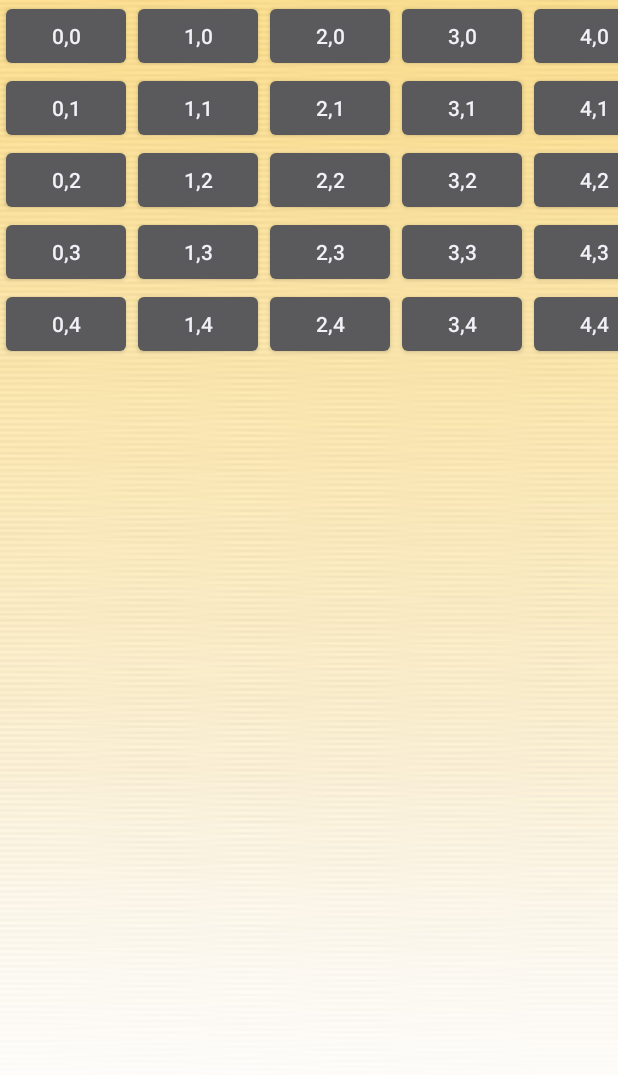
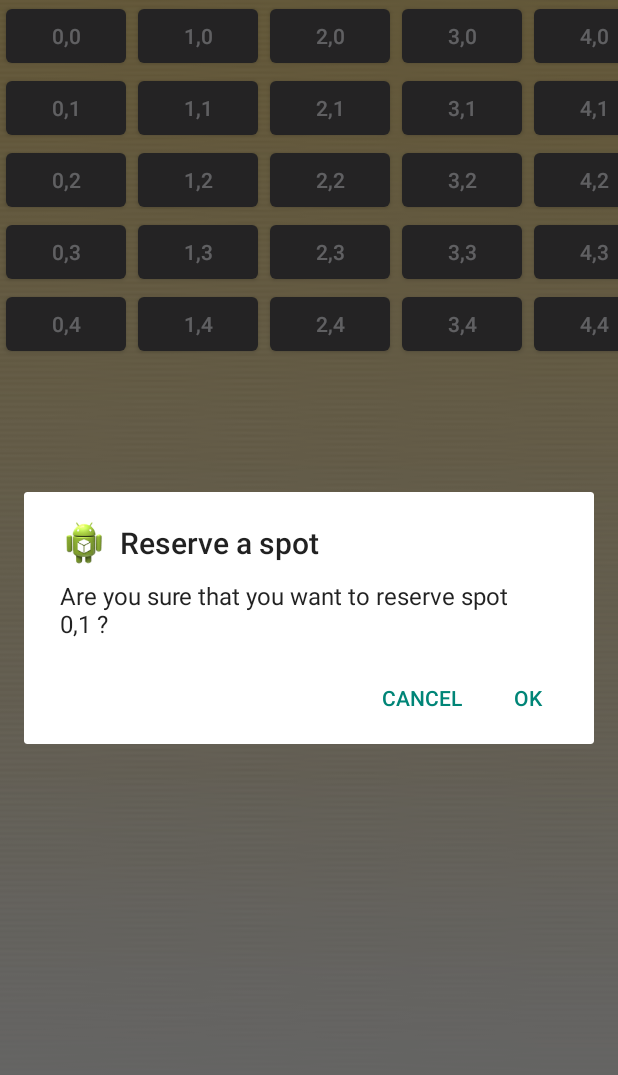
Before and after one commit to smullins91/nku-parking-mobile, an Android app: the ParkingSpaces screen opened directly, with no data from a screen before it, after a tap on an icon or button, on a phone screen of 412 x 824 dp. Shown: the top 1075 px of the screen. Run offline under Robolectric (Android 15) with nearby library versions, the phone set to English and light mode, and no system bars.

Commit message:
I forgot to add some code. I added the confirmation of user reserving a spot. Again, this is hard coded as no spot is really being reserved.

```diff
--- a/AndroidApp/app/src/main/java/com/capstoneproject/app/ParkingSpaces.java
+++ b/AndroidApp/app/src/main/java/com/capstoneproject/app/ParkingSpaces.java
@@ -70,7 +70,21 @@ public class ParkingSpaces extends Activity implements View.OnClickListener
         }
         else
         {
-            Toast.makeText(this, "No match, the real text was " + buttonText, Toast.LENGTH_SHORT).show();
+            new AlertDialog.Builder(this).setTitle("Reserve a spot")
+                    .setMessage("Are you sure that you want to reserve spot " + buttonText + " ?")
+                    .setPositiveButton(android.R.string.yes, new DialogInterface.OnClickListener() {
+                        public void onClick(DialogInterface dialog, int which)
+                        {
+                            Toast.makeText(getBaseContext(), "You have reserved a spot. Your reservation is valid for 1 hour. Thank you!", Toast.LENGTH_SHORT).show();
+                        }
+
+                    }).setNegativeButton(android.R.string.no, new DialogInterface.OnClickListener() {
+                        public void onClick(DialogInterface dialog, int which)
+                        {
+                            //No selected. So, do nothing, go back to the activity
+                        }
+
+            }).setIcon(R.drawable.ic_launcher).show();
         }
     }
 }
--- a/AndroidApp/app/src/main/res/values/strings.xml
+++ b/AndroidApp/app/src/main/res/values/strings.xml
@@ -10,6 +10,9 @@
 
     <string name="parking_spaces_view">Parking Spaces View</string>
 
+    <string name="yes">YES</string>
+    <string name="no">NO</string>
+
     <string-array name="navigation_items">
         <item>Search for a parking lot</item>
         <item>Get Directions</item>
```
